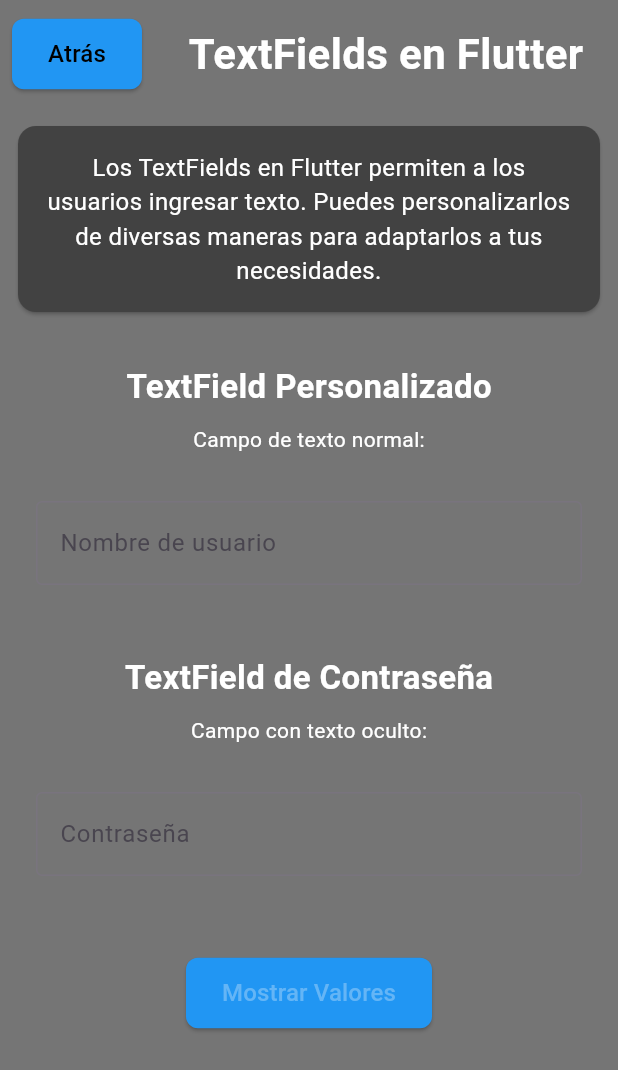
After one commit to Keviinbolo/apuntes_flutter, a Flutter app: the Textfields screen opened directly, on a phone screen of 412 x 824 dp. The commit adds this screen. Shown: the top 1070 px of the screen. Run offline on Flutter 3.47's test engine with Material 3 defaults, Android fonts, the phone set to English and light mode, and no system bars.

Commit message:
textfields

```diff
--- a/lib/pages/pages2.dart
+++ b/lib/pages/pages2.dart
@@ -4,6 +4,7 @@ import 'package:apuntes_flutter/pages/cambiodepaginas.dart';
 import 'package:apuntes_flutter/pages/columasrowsstacks.dart';
 import 'package:apuntes_flutter/pages/informacionincial.dart';
 import 'package:apuntes_flutter/pages/pages1.dart';
+import 'package:apuntes_flutter/pages/textfields.dart';
 import 'package:apuntes_flutter/variablesglobals.dart';
 import 'package:flutter/material.dart';
 
@@ -39,7 +40,7 @@ class _Pages2State extends State<Pages2> {
     },
     {
       'nombre': 'TextFields',
-      'pagina': null, // Aquí puedes poner la página correspondiente
+      'pagina': Textfields(),
     },
     {
       'nombre': 'WidgetPersonalizados',
--- /dev/null
+++ b/lib/pages/textfields.dart
@@ -0,0 +1,234 @@
+import 'package:flutter/material.dart';
+import 'package:apuntes_flutter/class/personalize_button_move_page.dart';
+import 'package:apuntes_flutter/class/textfield_personalizado.dart';
+
+class Textfields extends StatefulWidget {
+  const Textfields({super.key});
+
+  @override
+  State<Textfields> createState() => _TextfieldsState();
+}
+
+class _TextfieldsState extends State<Textfields> {
+  // Controladores para los TextFields
+  TextEditingController nombreController = TextEditingController();
+  TextEditingController passwordController = TextEditingController();
+
+  // Variable para controlar si mostrar los resultados
+  bool mostrarResultados = false;
+
+  @override
+  void dispose() {
+    // Limpiar los controladores cuando el widget se destruya
+    nombreController.dispose();
+    passwordController.dispose();
+    super.dispose();
+  }
+
+  @override
+  Widget build(BuildContext context) {
+    return Scaffold(
+      backgroundColor: Colors.grey[600],
+      body: Column(
+        children: [
+          // Header con botón de regreso
+          Row(
+            mainAxisAlignment: MainAxisAlignment.spaceBetween,
+            children: [
+              PersonalizeButtonMovePage(
+                color: Colors.black,
+                labelname: "Atrás",
+                cambioPagina: () {
+                  Navigator.pop(context);
+                },
+              ),
+
+              Expanded(
+                child: Container(
+                  padding: EdgeInsets.symmetric(vertical: 16),
+                  child: Center(
+                    child: Text(
+                      "TextFields en Flutter",
+                      style: TextStyle(
+                        color: Colors.white,
+                        fontSize: 28,
+                        fontWeight: FontWeight.bold,
+                      ),
+                    ),
+                  ),
+                ),
+              ),
+            ],
+          ),
+
+          // Contenido principal
+          Expanded(
+            child: Padding(
+              padding: const EdgeInsets.all(8.0),
+              child: SingleChildScrollView(
+                child: Column(
+                  crossAxisAlignment: CrossAxisAlignment.center,
+                  children: [
+                    // Introducción
+                    Card(
+                      color: Colors.grey[800],
+                      child: Padding(
+                        padding: const EdgeInsets.all(16.0),
+                        child: Text(
+                          "Los TextFields en Flutter permiten a los usuarios ingresar texto. "
+                          "Puedes personalizarlos de diversas maneras para adaptarlos a tus necesidades.",
+                          style: TextStyle(
+                            color: Colors.white,
+                            fontSize: 16,
+                          ),
+                          textAlign: TextAlign.center,
+                        ),
+                      ),
+                    ),
+
+                    SizedBox(height: 30),
+
+                    // TextField Personalizado - Nombre
+                    Text(
+                      "TextField Personalizado",
+                      style: TextStyle(
+                        color: Colors.white,
+                        fontSize: 22,
+                        fontWeight: FontWeight.bold,
+                      ),
+                    ),
+                    SizedBox(height: 10),
+                    Text(
+                      "Campo de texto normal:",
+                      style: TextStyle(
+                        color: Colors.white,
+                        fontSize: 14,
+                      ),
+                    ),
+                    SizedBox(height: 15),
+                    TextfieldPersonalizado(
+                      valorCampo: nombreController,
+                      labelname: "Nombre de usuario",
+                      hintText: "Ingresa tu nombre",
+                    ),
+
+                    SizedBox(height: 30),
+
+                    // TextField de Contraseña
+                    Text(
+                      "TextField de Contraseña",
+                      style: TextStyle(
+                        color: Colors.white,
+                        fontSize: 22,
+                        fontWeight: FontWeight.bold,
+                      ),
+                    ),
+                    SizedBox(height: 10),
+                    Text(
+                      "Campo con texto oculto:",
+                      style: TextStyle(
+                        color: Colors.white,
+                        fontSize: 14,
+                      ),
+                    ),
+                    SizedBox(height: 15),
+                    Padding(
+                      padding: const EdgeInsets.all(16.0),
+                      child: TextField(
+                        controller: passwordController,
+                        obscureText: true,
+                        decoration: InputDecoration(
+                          label: Text("Contraseña"),
+                          border: const OutlineInputBorder(),
+                          hintText: "Ingresa tu contraseña",
+                        ),
+                      ),
+                    ),
+
+                    SizedBox(height: 30),
+
+                    // Botón para mostrar valores
+                    PersonalizeButtonMovePage(
+                      cambioPagina: () {
+                        setState(() {
+                          mostrarResultados = true;
+                        });
+                      },
+                      labelname: "Mostrar Valores",
+                      fontsize: 16,
+                      color: Colors.blue[300]!,
+                    ),
+
+                    SizedBox(height: 20),
+
+                    // Container para mostrar los resultados
+                    if (mostrarResultados)
+                      Container(
+                        width: double.infinity,
+                        margin: EdgeInsets.symmetric(horizontal: 20),
+                        padding: EdgeInsets.all(16),
+                        decoration: BoxDecoration(
+                          color: Colors.grey[800],
+                          borderRadius: BorderRadius.circular(10),
+                          border: Border.all(color: Colors.blue[300]!, width: 2),
+                        ),
+                        child: Column(
+                          crossAxisAlignment: CrossAxisAlignment.start,
+                          children: [
+                            Text(
+                              "Valores ingresados:",
+                              style: TextStyle(
+                                color: Colors.white,
+                                fontSize: 18,
+                                fontWeight: FontWeight.bold,
+                              ),
+                            ),
+                            SizedBox(height: 10),
+                            Text(
+                              "Nombre: ${nombreController.text.isNotEmpty ? nombreController.text : "No ingresado"}",
+                              style: TextStyle(
+                                color: Colors.white,
+                                fontSize: 16,
+                              ),
+                            ),
+                            SizedBox(height: 8),
+                            Text(
+                              "Contraseña: ${passwordController.text.isNotEmpty ? "••••••" : "No ingresada"}",
+                              style: TextStyle(
+                                color: Colors.white,
+                                fontSize: 16,
+                              ),
+                            ),
+                            SizedBox(height: 10),
+                            // Botón para ocultar los resultados
+                            Center(
+                              child: TextButton(
+                                onPressed: () {
+                                  setState(() {
+                                    mostrarResultados = false;
+                                  });
+                                },
+                                child: Text(
+                                  "Ocultar",
+                                  style: TextStyle(
+                                    color: Colors.blue[300],
+                                    fontSize: 14,
+                                  ),
+                                ),
+                              ),
+                            ),
+                          ],
+                        ),
+                      ),
+
+                    SizedBox(height: 30),
+                  ],
+                ),
+              ),
+            ),
+          ),
+        ],
+      ),
+    );
+  }
+}
```
